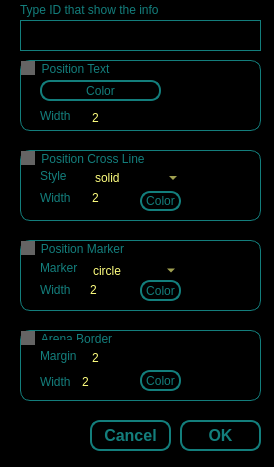
Qt form viewers/phero_bg_info_setting.ui (XuelongSun/VColCOSP_GUI) before a commit.
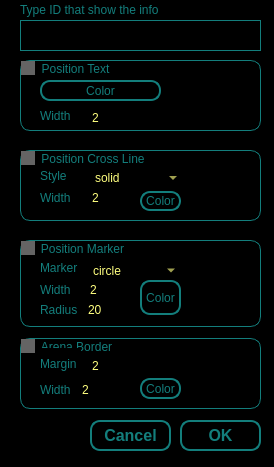
The same form after that commit.

What changed in the file:
```diff
--- a/viewers/phero_bg_info_setting.ui
+++ b/viewers/phero_bg_info_setting.ui
@@ -269,7 +269,7 @@
      <x>20</x>
      <y>240</y>
      <width>241</width>
-     <height>71</height>
+     <height>87</height>
     </rect>
    </property>
    <property name="styleSheet">
@@ -347,7 +347,7 @@
       <x>120</x>
       <y>40</y>
       <width>41</width>
-      <height>21</height>
+      <height>35</height>
      </rect>
     </property>
     <property name="styleSheet">
@@ -361,8 +361,8 @@
    <widget class="QLabel" name="lv_pos_marker">
     <property name="geometry">
      <rect>
-      <x>180</x>
-      <y>10</y>
+      <x>174</x>
+      <y>18</y>
       <width>51</width>
       <height>51</height>
      </rect>
@@ -408,6 +408,46 @@
      <number>10</number>
     </property>
    </widget>
+   <widget class="QLabel" name="label_17">
+    <property name="geometry">
+     <rect>
+      <x>20</x>
+      <y>62</y>
+      <width>41</width>
+      <height>16</height>
+     </rect>
+    </property>
+    <property name="text">
+     <string>Radius</string>
+    </property>
+   </widget>
+   <widget class="QSpinBox" name="sb_pos_marker_radius">
+    <property name="geometry">
+     <rect>
+      <x>66</x>
+      <y>62</y>
+      <width>41</width>
+      <height>16</height>
+     </rect>
+    </property>
+    <property name="styleSheet">
+     <string notr="true">border: 2px soild rgb(19, 126, 124);
+color: rgb(255, 255, 127);
+</string>
+    </property>
+    <property name="minimum">
+     <number>10</number>
+    </property>
+    <property name="maximum">
+     <number>200</number>
+    </property>
+    <property name="value">
+     <number>20</number>
+    </property>
+    <property name="displayIntegerBase">
+     <number>10</number>
+    </property>
+   </widget>
   </widget>
   <widget class="QPushButton" name="pb_ok">
    <property name="geometry">
@@ -498,7 +538,7 @@
    <property name="geometry">
     <rect>
      <x>20</x>
-     <y>330</y>
+     <y>338</y>
      <width>241</width>
      <height>71</height>
     </rect>
```
